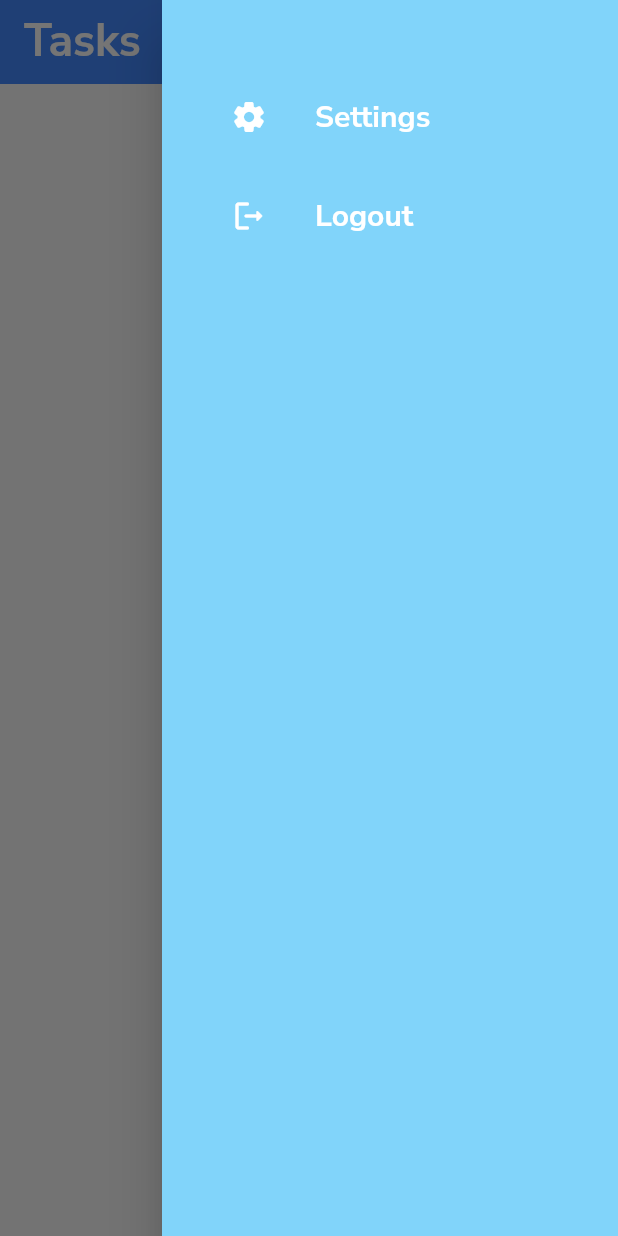
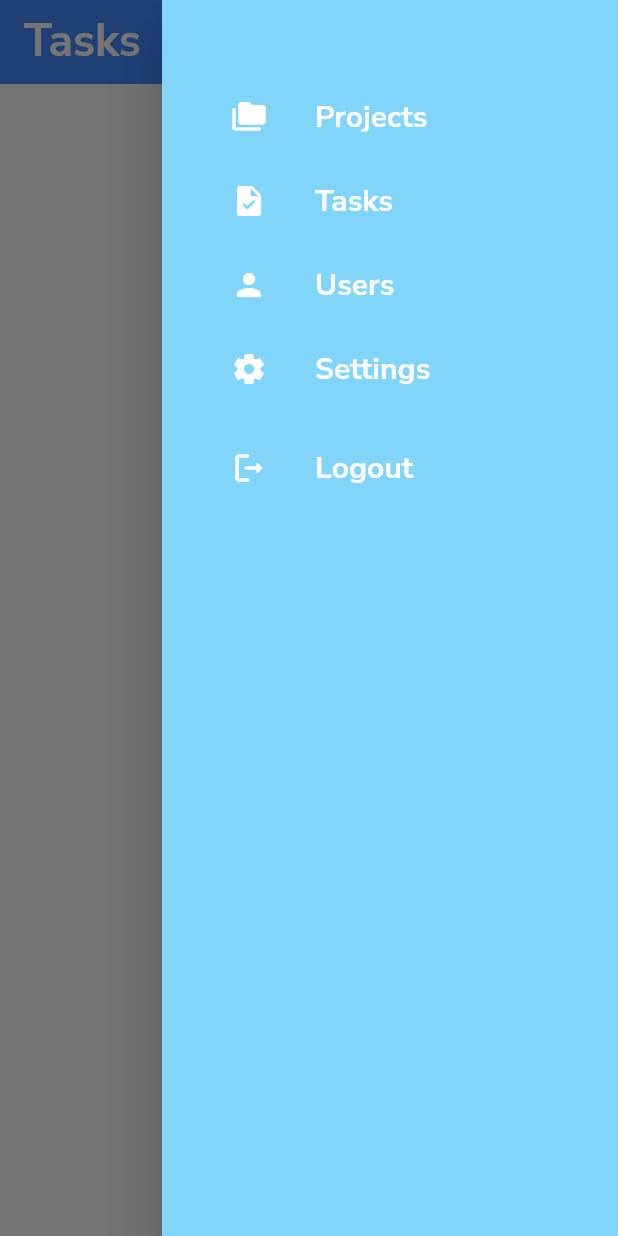
Before and after one commit to Srdgn/TodoApp, a Flutter app: the screen it shows once a user with an empty profile is signed in, in the side drawer, after a tap on the "add" icon, on a phone screen of 412 x 824 dp. Run offline on Flutter 3.47's test engine with Material 2 defaults, Android fonts, the phone set to English and light mode, and no system bars; our stand-ins replace cloud_firestore, firebase_auth, firebase_core, google_fonts; accounts and stored records are empty.

Commit message:
Projects class ProjectPage

```diff
--- a/todoapp/lib/home/navigationDrawer.dart
+++ b/todoapp/lib/home/navigationDrawer.dart
@@ -1,6 +1,8 @@
 import 'package:flutter/material.dart';
+import 'package:todoapp/screens/homepage.dart';
 import 'package:todoapp/service/auth.dart';
 import 'package:todoapp/screens/login.dart';
+import 'package:todoapp/screens/projectsPage.dart';
 
 class NavigationDrawerWidget extends StatelessWidget {
   AuthService _auth = new AuthService();
@@ -15,6 +17,33 @@ class NavigationDrawerWidget extends StatelessWidget {
           padding: padding,
           children: <Widget>[
             SizedBox(height: 50,),
+
+            buildMenuItem(
+              text: "Projects",
+              icon: Icons.folder_copy_rounded,
+              ontap:() async {
+                Navigator.push(
+                  context,
+                  MaterialPageRoute(builder: (context) =>  ProjectsPage()),
+                  );
+              },
+            ),
+            buildMenuItem(
+              text: "Tasks",
+              icon: Icons.task_rounded,
+              ontap:() async {
+                Navigator.push(
+                  context,
+                  MaterialPageRoute(builder: (context) =>  Homepage()),
+                  );
+              },
+            ),
+            buildMenuItem(
+              text: "Users",
+              icon: Icons.person_rounded,
+              ontap:() async {
+              },
+            ),
             buildMenuItem(
               text: "Settings",
               icon: Icons.settings_rounded,
--- a/todoapp/lib/home/taskList.dart
+++ b/todoapp/lib/home/taskList.dart
@@ -1,5 +1,4 @@
 import "package:flutter/material.dart";
-import "package:cloud_firestore/cloud_firestore.dart";
 import "package:provider/provider.dart";
 import 'package:todoapp/models/task.dart';
 import 'package:todoapp/home/taskTile.dart';
@@ -18,13 +17,16 @@ class _TaskListState extends State<TaskList> {
     final FirebaseAuth auth = FirebaseAuth.instance;
     final User? user = auth.currentUser;
     final uid = user!.uid;
-    return ListView.builder(
-      itemCount: tasks.length,
-      itemBuilder: (context , index){
+    return Padding(
+      padding: const EdgeInsets.only(bottom: 60),
+      child: ListView.builder(
+        itemCount: tasks.length,
+        itemBuilder: (context , index){
 
-        return TaskTile(task: tasks[index]);
+          return TaskTile(task: tasks[index]);
 
-      },
-      );
+        },
+        ),
+    );
   }
 }
--- a/todoapp/lib/home/taskTile.dart
+++ b/todoapp/lib/home/taskTile.dart
@@ -1,7 +1,6 @@
 import 'package:flutter/material.dart';
 import 'package:todoapp/home/editTask.dart';
 import 'package:todoapp/models/task.dart';
-import 'package:cloud_firestore/cloud_firestore.dart';
 import 'package:firebase_auth/firebase_auth.dart';
 import 'package:todoapp/service/database.dart';
 
@@ -31,6 +30,7 @@ class _TaskTileState extends State<TaskTile> {
         child: Card(
           margin: EdgeInsets.fromLTRB(20, 6, 20, 0),
           child: ListTile(
+
             leading: IconButton(
               icon: widget.task.checked
                   ? Icon(Icons.check_box_outlined,color:Colors.green,)
--- a/todoapp/lib/home/userList.dart
+++ b/todoapp/lib/home/userList.dart
@@ -1,5 +1,4 @@
 import "package:flutter/material.dart";
-import "package:cloud_firestore/cloud_firestore.dart";
 import "package:provider/provider.dart";
 import 'package:todoapp/models/user2.dart';
 import 'package:todoapp/home/user_tile.dart';
--- /dev/null
+++ b/todoapp/lib/models/project.dart
@@ -0,0 +1,13 @@
+import 'package:todoapp/models/task.dart';
+import 'package:cloud_firestore/cloud_firestore.dart';
+
+
+class Project{
+  final String id;
+  final String title;
+  final String text;
+  List<String> user_ids = <String>[] ;
+  final CollectionReference tasks;
+  List<String> admin_ids = <String>[];
+  Project({required this.id,required this.title,required this.text,required user_ids,required  this.tasks, required admin_ids});
+}
--- a/todoapp/lib/screens/homepage.dart
+++ b/todoapp/lib/screens/homepage.dart
@@ -8,7 +8,7 @@ import 'package:todoapp/models/task.dart';
 import 'package:uuid/uuid.dart';
 import "package:todoapp/home/navigationDrawer.dart";
 import 'package:todoapp/home/editTask.dart';
-import "package:cloud_firestore/cloud_firestore.dart";
+
 class Homepage extends StatefulWidget {
 
   @override
@@ -37,20 +37,19 @@ class _HomepageState extends State<Homepage> {
           ],
         ),
           body: TaskList(),
+          floatingActionButtonLocation:
+            FloatingActionButtonLocation.miniCenterDocked,
           floatingActionButton: FloatingActionButton(
             onPressed: ()async{
               var id = Uuid();
               final User? user = auth.currentUser;
               final uid = user!.uid;
-              //task = tasks.where((element) => element.id == uuid).first;
               Task task = Task(id: id.v1(),title: "",text: "" ,uid: user.uid,checked: false);
               await showModalBottomSheet(context: context,builder: (context){
                 return EditTask(task: task);
               });
             },
             child: Icon(Icons.add),
-
-
             ),
           ),
     );
--- a/todoapp/lib/screens/login.dart
+++ b/todoapp/lib/screens/login.dart
@@ -1,10 +1,5 @@
-import 'dart:developer';
-import 'package:flutter/material.dart';
-import 'package:google_fonts/google_fonts.dart';
 import 'package:flutter/material.dart';
 import 'signup.dart';
-import 'package:firebase_auth/firebase_auth.dart';
-import 'package:firebase_core/firebase_core.dart';
 import "homepage.dart";
 import 'package:todoapp/service/auth.dart';
 
--- a/todoapp/lib/screens/signup.dart
+++ b/todoapp/lib/screens/signup.dart
@@ -1,10 +1,7 @@
 import 'package:flutter/material.dart';
 import "login.dart";
-import 'package:firebase_auth/firebase_auth.dart';
-import 'package:firebase_core/firebase_core.dart';
 import "homepage.dart";
 import "package:todoapp/service/auth.dart";
-import 'package:todoapp/models/user.dart';
 
 class SignUpPage extends StatefulWidget {
   const SignUpPage({Key? key}) : super(key: key);
--- a/todoapp/lib/service/auth.dart
+++ b/todoapp/lib/service/auth.dart
@@ -2,7 +2,6 @@ import 'package:cloud_firestore/cloud_firestore.dart';
 import "package:firebase_auth/firebase_auth.dart";
 import 'package:todoapp/service/database.dart';
 import 'package:todoapp/models/user.dart';
-import 'package:todoapp/models/task.dart';
 
 class AuthService{
   final FirebaseAuth _auth = FirebaseAuth.instance;
@@ -15,7 +14,7 @@ class AuthService{
     return user != null ? MyUser(uid: user.uid) : null;
   }
 
-  Stream<MyUser> get user{
+  Stream<MyUser?> get user{
     return _auth.authStateChanges()
       .map((User? user)=>_userFromFirebaseUser(user!)!);
   }
--- a/todoapp/lib/service/database.dart
+++ b/todoapp/lib/service/database.dart
@@ -1,15 +1,17 @@
 import 'package:cloud_firestore/cloud_firestore.dart';
-import "package:firebase_auth/firebase_auth.dart";
-import 'package:todoapp/models/user.dart';
 import 'package:todoapp/models/user2.dart';
 import 'package:todoapp/models/task.dart';
+import 'package:todoapp/models/project.dart';
 
 class DatabaseService{
   final String? uid;
   DatabaseService({this.uid});
   final CollectionReference userCollection = FirebaseFirestore.instance.collection("users");
   final CollectionReference taskCollection = FirebaseFirestore.instance.collection("tasks");
+  final CollectionReference projectCollection = FirebaseFirestore.instance.collection("projects");//.doc().collection("task");
 
+
+  //          USERS
   Future updateUserData(String name)async{
     return await userCollection.doc(uid).set({
       "name": name,
@@ -30,6 +32,8 @@ class DatabaseService{
   }
 
 
+
+  //                TASKS
   Future updateTaskData(String id,String title, String text, String uid_task , bool checked)async{
     return await taskCollection.doc(id).set({
       "id": id,
@@ -56,10 +60,41 @@ class DatabaseService{
     }).toList();
   }
 
-
   Future deleteTaskData(String id)async{
     return await taskCollection.doc(id).delete();
   }
 
 
+
+
+  //                PROJECTS
+  List<Project> _projectListFromSnapshot(QuerySnapshot snapshot){
+    return snapshot.docs.map((doc){
+      final CollectionReference tasksCollection = FirebaseFirestore.instance.collection("projects").doc(doc.id).collection("tasks");
+      return Project(
+        id: doc.id,
+        title: doc.get("title") ?? "",
+        text: doc.get("text") ?? "",
+        user_ids: doc.get("user_ids") ?? <String>[],
+        tasks: tasksCollection,
+        admin_ids: doc.get("admin_ids") ?? <String>[],
+
+
+        );
+    }).toList();
+  }
+  Future updateProjectData(String id,String title, String text, List<String> user_ids,CollectionReference tasks, List<String> admin_ids)async{
+    return await taskCollection.doc(id).set({
+      "id": id,
+      "title": title,
+      "text": text,
+      "user_ids": user_ids,
+      "tasks": tasks,
+      "admin_ids": admin_ids
+    });
+  }
+  Stream<List<Project>> get projects{
+    return projectCollection.snapshots()
+    .map(_projectListFromSnapshot);
+  }
 }
--- a/todoapp/lib/service/wrapper.dart
+++ b/todoapp/lib/service/wrapper.dart
@@ -1,6 +1,4 @@
-import 'package:firebase_auth/firebase_auth.dart';
 import 'package:flutter/src/widgets/framework.dart';
-import 'package:flutter/src/foundation/key.dart';
 import 'package:provider/provider.dart';
 import "package:todoapp/screens/login.dart";
 import "package:todoapp/screens/homepage.dart";
@@ -12,7 +10,7 @@ class Wrapper extends StatelessWidget {
   @override
   Widget build(BuildContext context) {
     // return either homepage or loginpage
-    final user = Provider.of<MyUser>(context);
+    final user = Provider.of<MyUser?>(context);
 
     if(user == null){
       return LoginPage();
```
Also changed, not shown: todoapp/lib/home/editTask.dart (+8 -4 lines), todoapp/lib/projectsPage/projectList.dart (added, +30 -0 lines), todoapp/lib/projectsPage/projectTile.dart (added, +37 -0 lines), todoapp/lib/screens/projectsPage.dart (added, +45 -0 lines).
